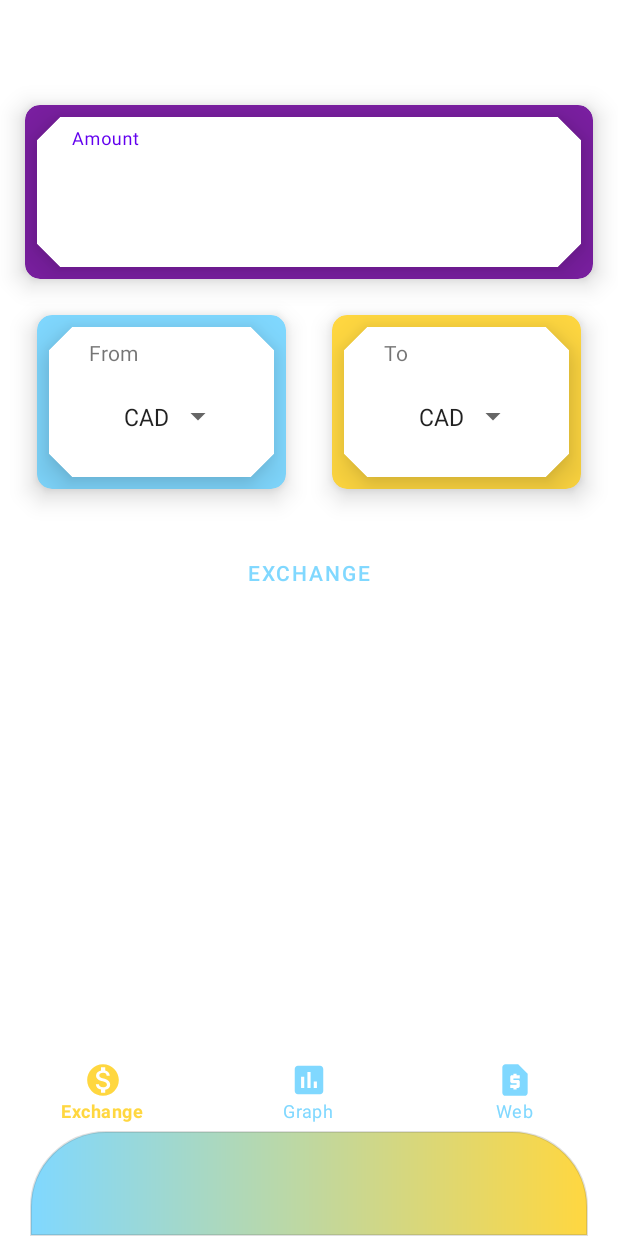
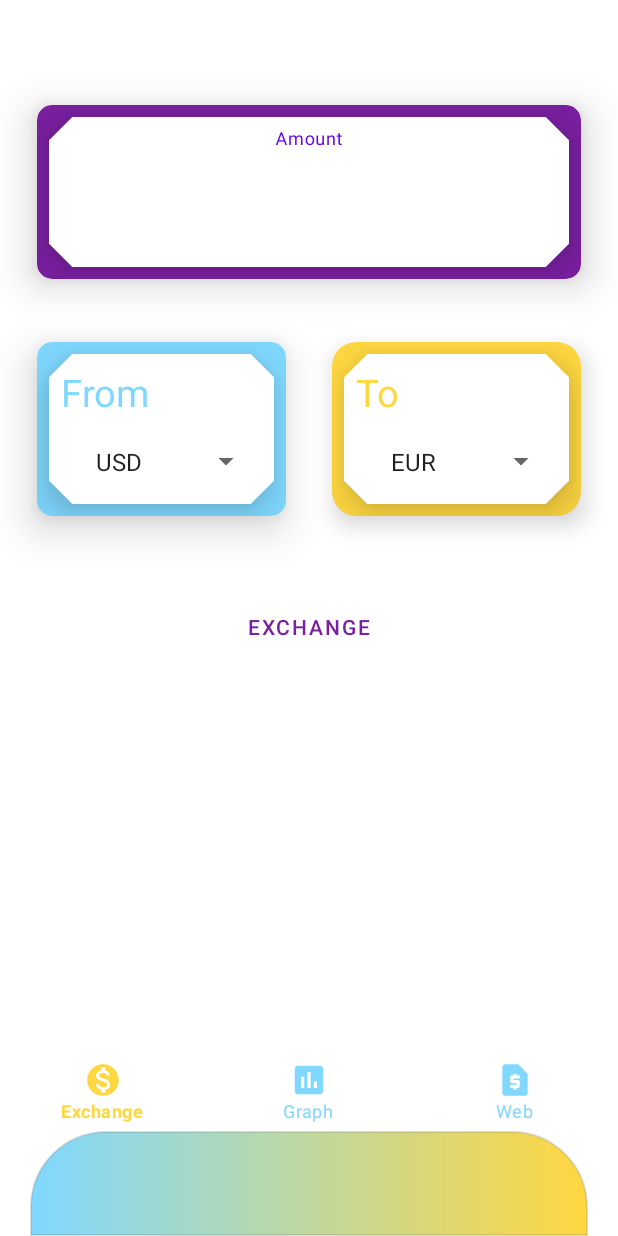
Before and after one commit to RysanekRivera/CurrencyConverter, an Android app: the screen it shows after launch (MainActivity), on a phone screen of 412 x 824 dp. Run offline under Robolectric (Android 15) with nearby library versions, the phone set to English and light mode, and no system bars; our stand-ins replace Dagger/Hilt's generated code, data binding, navigation-ui.

Commit message:
Layout and other minor changes

```diff
--- a/app/src/main/java/com/rysanek/currencyconverter/ui/MainActivity.kt
+++ b/app/src/main/java/com/rysanek/currencyconverter/ui/MainActivity.kt
@@ -35,7 +35,6 @@ class MainActivity: AppCompatActivity() {
         binding.bottomNavigationView.setOnNavigationItemSelectedListener { menuItem ->
             when (menuItem.itemId) {
                 R.id.converterFragment -> {
-
                     navController.navigate(R.id.converterFragment)
                     binding.popView.background = ContextCompat.getDrawable(this, R.drawable.bg_nav_bar_converter)
                     true
--- a/app/src/main/java/com/rysanek/currencyconverter/ui/fragments/ConverterFragment.kt
+++ b/app/src/main/java/com/rysanek/currencyconverter/ui/fragments/ConverterFragment.kt
@@ -1,15 +1,14 @@
 package com.rysanek.currencyconverter.ui.fragments
 
-import android.graphics.Color
 import android.os.Bundle
 import android.view.LayoutInflater
 import android.view.View
 import android.view.ViewGroup
-import androidx.core.view.isVisible
 import androidx.fragment.app.Fragment
 import androidx.fragment.app.viewModels
 import androidx.lifecycle.lifecycleScope
 import com.rysanek.currencyconverter.databinding.FragmentConverterBinding
+import com.rysanek.currencyconverter.utils.showSnackBar
 import com.rysanek.currencyconverter.viewmodels.ExchangeViewModel
 import dagger.hilt.android.AndroidEntryPoint
 import kotlinx.coroutines.InternalCoroutinesApi
@@ -29,25 +28,26 @@ class ConverterFragment: Fragment() {
     ): View {
         binding = FragmentConverterBinding.inflate(layoutInflater)
 
-        binding.btnConvert.setOnClickListener {
-            viewModel.convert(
-                binding.etFrom.text.toString(),
-                binding.spFromCurrency.selectedItem.toString(),
-                binding.spToCurrency.selectedItem.toString(),
-            )
+        binding.btnExchange.setOnClickListener {
+            if (binding.etAmount.text.isNullOrEmpty()){
+                showSnackBar("Please input an amount")
+            } else {
+                viewModel.convert(
+                    binding.etAmount.text.toString(),
+                    binding.spFromCurrency.selectedItem.toString(),
+                    binding.spToCurrency.selectedItem.toString(),
+                )
+            }
         }
 
         lifecycleScope.launchWhenStarted {
             viewModel.conversion.collect {
                 when (it) {
                     is ExchangeViewModel.CurrencyEvent.Success -> {
-                        binding.progressBar.isVisible = false
-                        binding.tvResult.setTextColor(Color.BLACK)
                         binding.tvResult.text = it.resultText
+                        binding.cvResult.visibility = View.VISIBLE
                     }
                     is ExchangeViewModel.CurrencyEvent.Failure -> {
-                        binding.progressBar.isVisible = false
-                        binding.tvResult.setTextColor(Color.RED)
                         binding.tvResult.text = it.errorText
                     }
 
@@ -56,6 +56,9 @@ class ConverterFragment: Fragment() {
             }
         }
 
+        binding.spFromCurrency.setSelection(0)
+        binding.spToCurrency.setSelection(1)
+
         return binding.root
 
     }
--- a/app/src/main/res/layout/fragment_converter.xml
+++ b/app/src/main/res/layout/fragment_converter.xml
@@ -7,14 +7,13 @@
     tools:context=".ui.MainActivity">
 
     <com.google.android.material.card.MaterialCardView
-        android:id="@+id/cvRetrofit"
+        android:id="@+id/cvFromCurrency"
         android:layout_width="wrap_content"
         android:layout_height="wrap_content"
-        android:layout_marginStart="8dp"
-        android:layout_marginTop="24dp"
+        android:layout_marginTop="42dp"
         android:backgroundTint="#80d8ff"
         app:cardCornerRadius="10dp"
-        app:cardElevation="10dp"
+        app:cardElevation="16dp"
         app:cardPreventCornerOverlap="false"
         app:layout_constraintStart_toStartOf="@+id/guideline3"
         app:layout_constraintTop_toBottomOf="@+id/cvAmount">
@@ -32,6 +31,7 @@
                 android:layout_marginEnd="8dp"
                 android:layout_marginBottom="8dp"
                 app:cardElevation="16dp"
+                app:cardPreventCornerOverlap="false"
                 app:layout_constraintBottom_toBottomOf="parent"
                 app:layout_constraintEnd_toEndOf="parent"
                 app:layout_constraintStart_toStartOf="parent"
@@ -47,16 +47,24 @@
                         android:id="@+id/tvFrom"
                         android:layout_width="wrap_content"
                         android:layout_height="wrap_content"
-                        android:text="From"
+                        android:layout_marginTop="8dp"
+                        android:text="@string/from"
+                        android:textColor="@color/light_blue"
+                        android:textSize="25sp"
+                        app:layout_constraintEnd_toEndOf="@+id/spFromCurrency"
+                        app:layout_constraintHorizontal_bias="0.0"
                         app:layout_constraintStart_toStartOf="@+id/spFromCurrency"
-                        app:layout_constraintTop_toTopOf="@+id/guideline" />
+                        app:layout_constraintTop_toTopOf="parent" />
 
                     <Spinner
                         android:id="@+id/spFromCurrency"
-                        android:layout_width="wrap_content"
+                        android:layout_width="0dp"
                         android:layout_height="wrap_content"
+                        android:layout_marginStart="8dp"
+                        android:layout_marginEnd="8dp"
                         android:entries="@array/currency_codes"
                         android:padding="15dp"
+                        android:popupBackground="@color/light_blue"
                         app:layout_constraintBottom_toBottomOf="parent"
                         app:layout_constraintEnd_toEndOf="parent"
                         app:layout_constraintHorizontal_bias="0.5"
@@ -75,9 +83,9 @@
         android:id="@+id/cvAmount"
         android:layout_width="0dp"
         android:layout_height="wrap_content"
-        android:backgroundTint="#7b1fa2"
+        android:backgroundTint="@color/nice_purple"
         app:cardCornerRadius="10dp"
-        app:cardElevation="10dp"
+        app:cardElevation="16dp"
         app:cardPreventCornerOverlap="false"
         app:layout_constraintEnd_toStartOf="@+id/guideline5"
         app:layout_constraintStart_toStartOf="@+id/guideline3"
@@ -103,23 +111,36 @@
                 app:strokeColor="@color/transparent"
                 app:strokeWidth="1dp">
 
-                <com.google.android.material.textfield.TextInputLayout
-                    android:id="@+id/tilFrom"
-                    style="@style/Widget.MaterialComponents.TextInputLayout.OutlinedBox.Dense"
+                <androidx.constraintlayout.widget.ConstraintLayout
                     android:layout_width="match_parent"
-                    android:layout_height="match_parent"
-                    android:hint="Amount"
-                    app:boxStrokeWidth="0dp"
-                    app:boxStrokeWidthFocused="0dp"
-                    android:layout_marginEnd="16dp">
+                    android:layout_height="match_parent">
 
-                    <com.google.android.material.textfield.TextInputEditText
-                        android:id="@+id/etFrom"
+                    <com.google.android.material.textfield.TextInputLayout
+                        android:id="@+id/tilAmount"
+                        style="@style/Widget.MaterialComponents.TextInputLayout.OutlinedBox.Dense"
                         android:layout_width="match_parent"
                         android:layout_height="match_parent"
-                        android:inputType="numberDecimal" />
+                        android:hint="@string/amount"
+                        android:textColorHint="@color/nice_purple"
+                        app:boxStrokeWidth="0dp"
+                        app:boxStrokeWidthFocused="0dp"
+                        app:layout_constraintBottom_toBottomOf="parent"
+                        app:layout_constraintEnd_toEndOf="parent"
+                        app:layout_constraintHorizontal_bias="0.5"
+                        app:layout_constraintStart_toStartOf="parent"
+                        app:layout_constraintTop_toTopOf="parent">
 
-                </com.google.android.material.textfield.TextInputLayout>
+                        <com.google.android.material.textfield.TextInputEditText
+                            android:id="@+id/etAmount"
+                            android:layout_width="match_parent"
+                            android:layout_height="match_parent"
+                            android:textColor="@color/nice_purple"
+                            android:gravity="center_horizontal|center_vertical"
+                            android:inputType="numberDecimal"
+                            android:textSize="25sp" />
+
+                    </com.google.android.material.textfield.TextInputLayout>
+                </androidx.constraintlayout.widget.ConstraintLayout>
 
             </com.google.android.material.card.MaterialCardView>
 
@@ -128,13 +149,12 @@
     </com.google.android.material.card.MaterialCardView>
 
     <com.google.android.material.card.MaterialCardView
-        android:id="@+id/cvJsoup"
+        android:id="@+id/cvToCurrency"
         android:layout_width="wrap_content"
         android:layout_height="wrap_content"
-        android:layout_marginTop="24dp"
-        android:layout_marginEnd="8dp"
+        android:layout_marginTop="42dp"
         android:backgroundTint="@color/yellow"
-        app:cardCornerRadius="10dp"
+        app:cardCornerRadius="16dp"
         app:cardElevation="10dp"
         app:cardPreventCornerOverlap="false"
         app:layout_constraintEnd_toStartOf="@+id/guideline5"
@@ -153,6 +173,7 @@
                 android:layout_marginEnd="8dp"
                 android:layout_marginBottom="8dp"
                 app:cardElevation="16dp"
+                app:cardPreventCornerOverlap="false"
                 app:layout_constraintBottom_toBottomOf="parent"
                 app:layout_constraintEnd_toEndOf="parent"
                 app:layout_constraintStart_toStartOf="parent"
@@ -166,16 +187,24 @@
                         android:id="@+id/tvTo"
                         android:layout_width="wrap_content"
                         android:layout_height="wrap_content"
-                        android:text="To"
+                        android:layout_marginTop="8dp"
+                        android:text="@string/to"
+                        android:textColor="@color/yellow"
+                        android:textSize="25sp"
+                        app:layout_constraintEnd_toEndOf="@+id/spToCurrency"
+                        app:layout_constraintHorizontal_bias="0.0"
                         app:layout_constraintStart_toStartOf="@+id/spToCurrency"
                         app:layout_constraintTop_toTopOf="parent" />
 
                     <Spinner
                         android:id="@+id/spToCurrency"
-                        android:layout_width="wrap_content"
+                        android:layout_width="match_parent"
                         android:layout_height="wrap_content"
+                        android:layout_marginStart="8dp"
+                        android:layout_marginEnd="8dp"
                         android:entries="@array/currency_codes"
                         android:padding="15dp"
+                        android:popupBackground="@color/yellow"
                         app:layout_constraintBottom_toBottomOf="parent"
                         app:layout_constraintEnd_toEndOf="parent"
                         app:layout_constraintStart_toStartOf="parent"
@@ -200,38 +229,88 @@
         android:layout_width="wrap_content"
         android:layout_height="wrap_content"
         android:orientation="vertical"
-        app:layout_constraintGuide_percent="0.04" />
+        app:layout_constraintGuide_percent="0.06" />
 
     <androidx.constraintlayout.widget.Guideline
         android:id="@+id/guideline5"
         android:layout_width="wrap_content"
         android:layout_height="wrap_content"
         android:orientation="vertical"
-        app:layout_constraintGuide_percent="0.96" />
+        app:layout_constraintGuide_percent="0.94" />
 
     <com.google.android.material.button.MaterialButton
-        android:id="@+id/btnConvert"
+        android:id="@+id/btnExchange"
         style="@style/Widget.MaterialComponents.Button.TextButton"
         android:layout_width="wrap_content"
         android:layout_height="wrap_content"
-        android:layout_marginTop="32dp"
-        android:text="Exchange"
-        android:textColor="@color/light_blue"
+        android:layout_marginTop="50dp"
+        android:text="@string/exchange"
+        android:textColor="@color/nice_purple"
         app:layout_constraintEnd_toStartOf="@+id/guideline5"
         app:layout_constraintStart_toStartOf="@+id/guideline3"
-        app:layout_constraintTop_toBottomOf="@+id/cvJsoup" />
+        app:layout_constraintTop_toBottomOf="@+id/cvToCurrency" />
 
-    <TextView
-        android:id="@+id/tvResult"
+    <com.google.android.material.card.MaterialCardView
+        android:id="@+id/cvResult"
         android:layout_width="0dp"
         android:layout_height="wrap_content"
-        android:layout_marginTop="24dp"
-        android:textColor="@color/black"
-        android:textSize="30sp"
+        android:backgroundTint="@color/orange_red"
+        app:cardCornerRadius="10dp"
+        app:cardElevation="16dp"
+        android:visibility="gone"
+        tools:visibility="visible"
+        app:cardPreventCornerOverlap="false"
+        app:layout_constraintBottom_toBottomOf="parent"
         app:layout_constraintEnd_toStartOf="@+id/guideline5"
-        app:layout_constraintHorizontal_bias="1.0"
         app:layout_constraintStart_toStartOf="@+id/guideline3"
-        app:layout_constraintTop_toBottomOf="@+id/btnConvert" />
+        app:layout_constraintTop_toBottomOf="@+id/btnExchange">
+
+        <androidx.constraintlayout.widget.ConstraintLayout
+            android:layout_width="match_parent"
+            android:layout_height="wrap_content">
+
+            <com.google.android.material.card.MaterialCardView
+                style="@style/CardViewStyle.Cut"
+                android:layout_width="match_parent"
+                android:layout_height="100dp"
+                android:layout_marginStart="8dp"
+                android:layout_marginTop="8dp"
+                android:layout_marginEnd="8dp"
+                android:layout_marginBottom="8dp"
+                app:cardElevation="20dp"
+                app:layout_constraintBottom_toBottomOf="parent"
+                app:layout_constraintEnd_toEndOf="parent"
+                app:layout_constraintStart_toStartOf="parent"
+                app:layout_constraintTop_toTopOf="parent"
+                app:strokeColor="@color/transparent"
+                app:strokeWidth="1dp">
+
+                <androidx.constraintlayout.widget.ConstraintLayout
+                    android:layout_width="match_parent"
+                    android:layout_height="match_parent">
+
+                    <TextView
+                        android:id="@+id/tvResult"
+                        android:layout_width="match_parent"
+                        android:layout_height="match_parent"
+                        android:height="0dp"
+                        android:gravity="center_horizontal|center_vertical"
+                        tools:text="15 EUR = 20 USD"
+                        android:textColor="@color/orange_red"
+                        android:textAlignment="inherit"
+                        android:textSize="35sp"
+                        app:layout_constraintBottom_toBottomOf="parent"
+                        app:layout_constraintEnd_toEndOf="parent"
+                        app:layout_constraintHorizontal_bias="0.5"
+                        app:layout_constraintStart_toStartOf="parent"
+                        app:layout_constraintTop_toTopOf="parent" />
+                </androidx.constraintlayout.widget.ConstraintLayout>
+
+            </com.google.android.material.card.MaterialCardView>
+
+        </androidx.constraintlayout.widget.ConstraintLayout>
+
+    </com.google.android.material.card.MaterialCardView>
 
 
 </androidx.constraintlayout.widget.ConstraintLayout>
--- a/app/src/main/res/values/colors.xml
+++ b/app/src/main/res/values/colors.xml
@@ -7,11 +7,13 @@
     <color name="teal_700">#FF018786</color>
     <color name="black">#FF000000</color>
     <color name="white">#FFFFFFFF</color>
+    <color name="nice_purple">#7b1fa2</color>
 
     <color name="light_blue">#80d8ff</color>
     <color name="light_blue_20">#3380d8ff</color>
     <color name="yellow">#ffd740</color>
     <color name="yellow_20">#33ffd740</color>
+    <color name="orange_red">#E64A19</color>
 
     <color name="transparent">#00000000</color>
 
--- a/app/src/main/res/values/strings.xml
+++ b/app/src/main/res/values/strings.xml
@@ -3,39 +3,42 @@
     <string name="exchange">Exchange</string>
     <string name="graph">Graph</string>
     <string name="web">Web</string>
+    <string name="to">To</string>
+    <string name="from">From</string>
+    <string name="amount">Amount</string>
 
     <string-array name="currency_codes">
+        <item>USD</item>
+        <item>EUR</item>
         <item>CAD</item>
-        <item>EUR</item>
+        <item>AUD</item>
+        <item>BGN</item>
+        <item>BRL</item>
+        <item>CHF</item>
+        <item>CNY</item>
+        <item>CZK</item>
+        <item>DKK</item>
+        <item>GBP</item>
         <item>HKD</item>
+        <item>HRK</item>
+        <item>HUF</item>
+        <item>IDR</item>
+        <item>ILS</item>
+        <item>INR</item>
         <item>ISK</item>
+        <item>JPY</item>
+        <item>KRW</item>
+        <item>MXN</item>
+        <item>MYR</item>
+        <item>NOK</item>
+        <item>NZD</item>
         <item>PHP</item>
-        <item>DKK</item>
-        <item>HUF</item>
-        <item>CZK</item>
-        <item>AUD</item>
+        <item>PLN</item>
+        <item>RUB</item>
         <item>RON</item>
         <item>SEK</item>
-        <item>IDR</item>
-        <item>INR</item>
-        <item>BRL</item>
-        <item>RUB</item>
-        <item>HRK</item>
-        <item>JPY</item>
+        <item>SGD</item>
         <item>THB</item>
-        <item>CHF</item>
-        <item>SGD</item>
-        <item>PLN</item>
-        <item>BGN</item>
-        <item>CNY</item>
-        <item>NOK</item>
-        <item>NZD</item>
         <item>ZAR</item>
-        <item>USD</item>
-        <item>MXN</item>
-        <item>ILS</item>
-        <item>GBP</item>
-        <item>KRW</item>
-        <item>MYR</item>
     </string-array>
 </resources>
```
